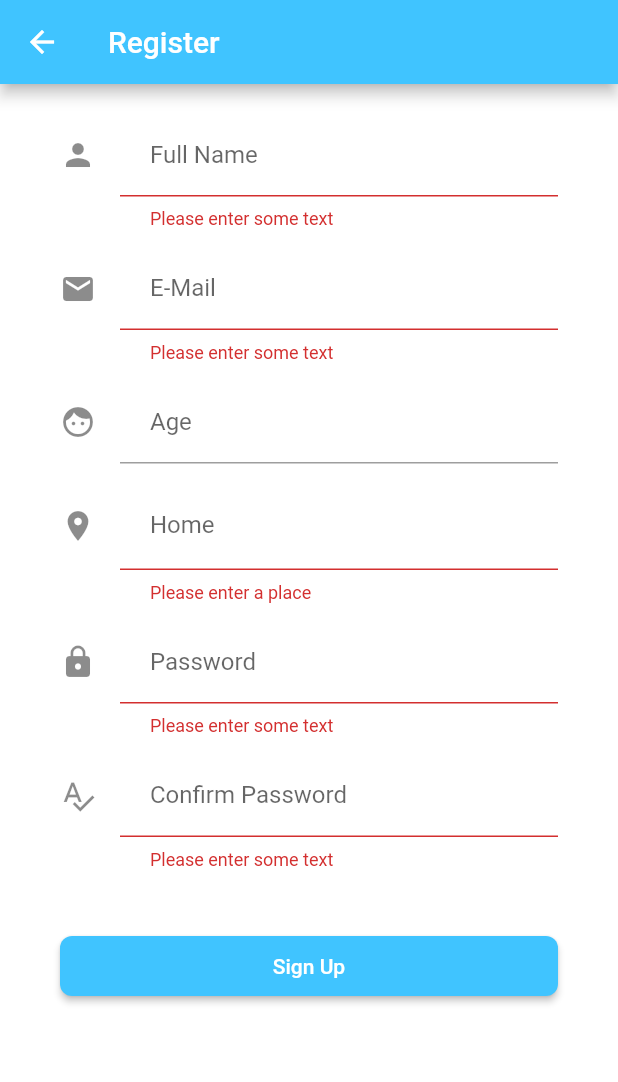
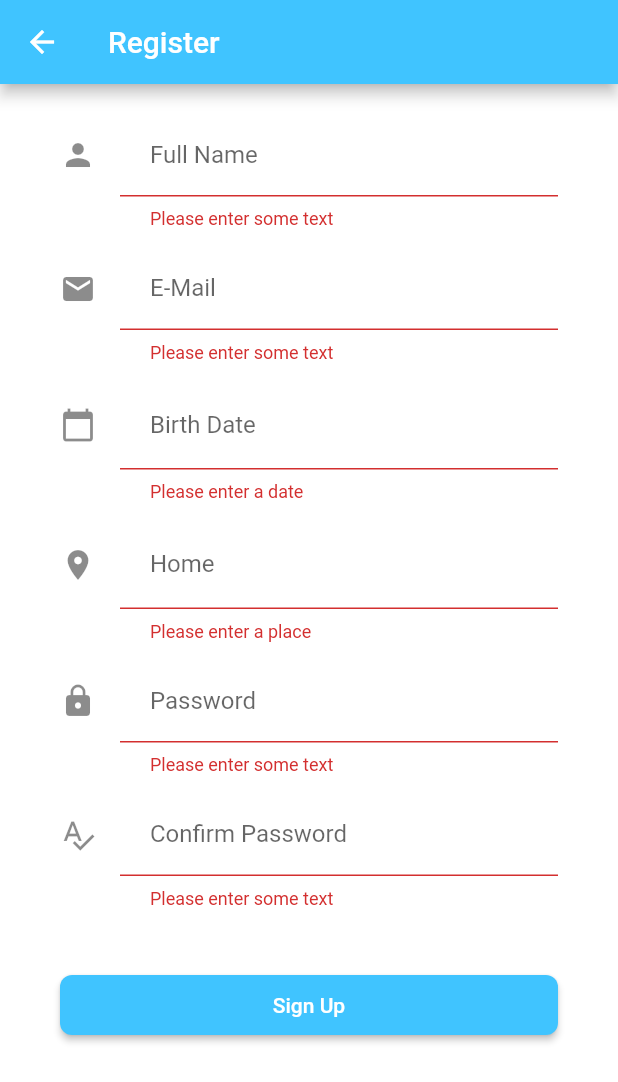
Before and after one commit to movitedev/movite_app, a Flutter app: the SignUpPage screen opened directly, after a tap on "Sign Up", on a phone screen of 412 x 824 dp. Shown: the top 1082 px of the screen. Run offline on Flutter 3.47's test engine with Material 2 defaults, Android fonts, the phone set to English and light mode, and no system bars; our stand-ins replace google_sign_in, location, qr_flutter, shared_preferences, socket_io_client; missing offline and left inert: barcode_scan, flutter_auth_buttons, flutter_google_places, google_geocoding, google_maps_webservice, google_sign_in_web and 2 more; accounts and stored records are empty.

Commit message:
Remove user age, added user birth date

```diff
--- /dev/null
+++ b/lib/components/date_selector.dart
@@ -0,0 +1,61 @@
+import 'package:flutter/material.dart';
+import 'package:intl/intl.dart';
+import 'package:movite_app/commons/global_variables.dart' as global;
+
+class DateSelector extends StatefulWidget {
+  final String title;
+  final TextEditingController controller;
+
+  DateSelector(this.title, this.controller);
+
+  @override
+  _DateSelectorState createState() => _DateSelectorState();
+}
+
+class _DateSelectorState extends State<DateSelector> {
+  DateTime date;
+
+  DateTime selectedDate = DateTime(2000);
+
+  Future _selectDateTime(BuildContext context) async {
+    final DateTime datePicked = await showDatePicker(
+      context: context,
+      initialDate: selectedDate,
+      firstDate: DateTime(1901),
+      lastDate: DateTime.now(),
+    );
+
+    if (datePicked == null) {
+      return;
+    }
+
+    setState(() {
+      global.dateTime =
+          DateTime(datePicked.year, datePicked.month, datePicked.day).toLocal();
+      widget.controller.text = DateFormat('dd-MM-yyyy').format(global.dateTime);
+    });
+  }
+
+  @override
+  Widget build(BuildContext context) {
+    return TextFormField(
+      controller: widget.controller,
+      readOnly: true,
+      autofocus: false,
+      decoration: InputDecoration(
+        icon: Icon(Icons.calendar_today),
+        labelText: widget.title,
+        contentPadding: EdgeInsets.fromLTRB(20.0, 12.0, 20.0, 12.0),
+      ),
+      onTap: () async {
+        await _selectDateTime(context);
+      },
+      validator: (value) {
+        if (value.isEmpty) {
+          return 'Please enter a date';
+        }
+        return null;
+      },
+    );
+  }
+}
--- a/lib/pages/offer_page.dart
+++ b/lib/pages/offer_page.dart
@@ -66,8 +66,6 @@ class _OfferPageState extends State<OfferPage> {
           'to': global.toPlace.toJson(),
           'eventDate': global.dateTime.toUtc().toIso8601String()
         }));
-
-    print(global.dateTime.toUtc().toIso8601String());
 
     if (res.statusCode == 201) {
       Navigator.pop(context);
--- a/lib/pages/signup_page.dart
+++ b/lib/pages/signup_page.dart
@@ -4,6 +4,7 @@ import 'package:flutter/material.dart';
 import 'package:http/http.dart' as http;
 import 'package:movite_app/commons/env.dart';
 import 'package:movite_app/commons/global_variables.dart' as global;
+import 'package:movite_app/components/date_selector.dart';
 import 'package:movite_app/components/place_autocomplete.dart';
 
 import 'login_page.dart';
@@ -22,7 +23,7 @@ class _SignUpPageState extends State<SignUpPage> {
   final emailController = TextEditingController();
   final passwordController = TextEditingController();
   final nameController = TextEditingController();
-  final ageController = TextEditingController();
+  final dateController = TextEditingController();
   final conpasController = TextEditingController();
   final homeController = TextEditingController();
 
@@ -32,7 +33,7 @@ class _SignUpPageState extends State<SignUpPage> {
     emailController.dispose();
     passwordController.dispose();
     nameController.dispose();
-    ageController.dispose();
+    dateController.dispose();
     conpasController.dispose();
     homeController.dispose();
 
@@ -53,14 +54,14 @@ class _SignUpPageState extends State<SignUpPage> {
   }
 
   Future<bool> attemptSignUp(
-      String email, String password, String name, String age) async {
+      String email, String password, String name) async {
     var res = await http.post("${environment['url']}/users",
         headers: {"Content-Type": "application/json"},
         body: json.encode({
           "email": email,
           "password": password,
           "name": name,
-          "age": age,
+          "birth": global.dateTime.toUtc().toIso8601String(),
           "home": global.fromPlace.toJson()
         }));
     if (res.statusCode == 201) {
@@ -122,16 +123,7 @@ class _SignUpPageState extends State<SignUpPage> {
       },
     );
 
-    final age = TextFormField(
-      controller: ageController,
-      keyboardType: TextInputType.number,
-      autofocus: false,
-      decoration: InputDecoration(
-        icon: Icon(Icons.face),
-        labelText: 'Age',
-        contentPadding: EdgeInsets.fromLTRB(20.0, 10.0, 20.0, 10.0),
-      ),
-    );
+    final date = DateSelector("Birth Date", dateController);
 
     final password = TextFormField(
       controller: passwordController,
@@ -181,7 +173,7 @@ class _SignUpPageState extends State<SignUpPage> {
             String email = emailController.text;
             String password = passwordController.text;
             String name = nameController.text;
-            String age = ageController.text;
+            String date = dateController.text;
 
             if (_formKey.currentState.validate()) {
               if (passwordCheck()) {
@@ -192,7 +184,7 @@ class _SignUpPageState extends State<SignUpPage> {
                     });
                   }
                 });
-                bool success = await attemptSignUp(email, password, name, age);
+                bool success = await attemptSignUp(email, password, name);
                 setState(() {
                   _state = 0;
                 });
@@ -244,7 +236,7 @@ class _SignUpPageState extends State<SignUpPage> {
                     SizedBox(height: 12.0),
                     email,
                     SizedBox(height: 12.0),
-                    age,
+                    date,
                     SizedBox(height: 12.0),
                     home,
                     SizedBox(height: 12.0),
```
Also changed, not shown: 1 other file.
